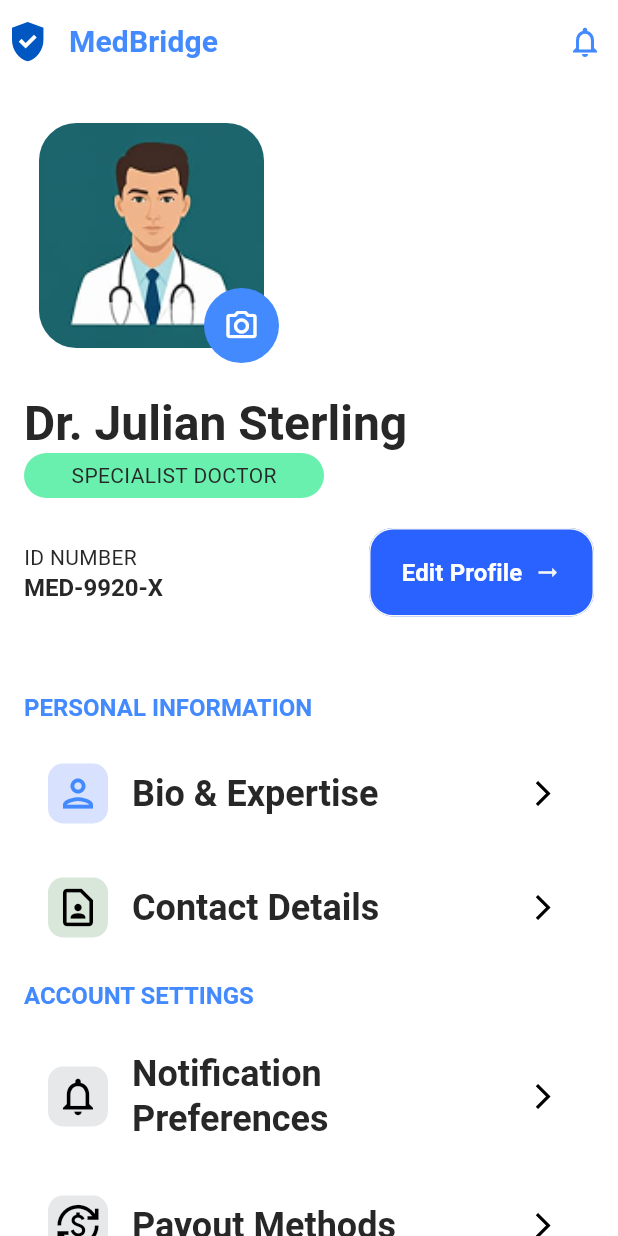
After one commit to emonh001/MedBridgeTelemedicine, a Flutter app: the UserProfileScreen screen opened by its route, on a phone screen of 412 x 824 dp. The commit adds this screen. Run offline on Flutter 3.47's test engine with Material 3 defaults, Android fonts, the light colour scheme and no system bars; our stand-ins replace carousel_slider, dots_indicator, file_picker, flutter_screenutil, flutter_svg, go_router and 3 more; accounts and stored records are empty; project files that could hold a hidden picture were left out.

Commit message:
feat: user profile screen completed

```diff
--- a/lib/app/constants/assets_paths.dart
+++ b/lib/app/constants/assets_paths.dart
@@ -10,6 +10,10 @@ class AssetsPaths {
   static const String splashBgPng = "$_basePath/splash_bg.png";
   static const String greenTikIcon = "$_basePath/green_tik.svg";
   static const String googleIcon = "$_basePath/google_icon.png";
+  static const String doctorAvatar = "$_basePath/doctor_avatar.svg";
+  static const String doctorAvatarPng = "$_basePath/doctor_avatar.png";
+  static const String doctorAvatarJpg = "$_basePath/doctor_pic.jpg";
+  static const String arrowForward = "$_basePath/arrow_forward.svg";
 
 
   static const String onBoardingImg1 = "$_basePath/onboard_img1.png";
--- a/lib/app/routes/app_router.dart
+++ b/lib/app/routes/app_router.dart
@@ -11,6 +11,7 @@ import 'package:medbridge_telemedicine/features/auth/presentations/screens/sign_
 import 'package:medbridge_telemedicine/features/auth/presentations/screens/sign_up_health_worker_screen.dart';
 import 'package:medbridge_telemedicine/features/auth/presentations/screens/sign_up_patient_screen.dart';
 import 'package:medbridge_telemedicine/features/auth/presentations/screens/splash_screen.dart';
+import 'package:medbridge_telemedicine/features/common/presentations/screens/user_profile_screen.dart';
 import 'package:medbridge_telemedicine/features/rural_health_worker/presentation/symptoms/screens/symptoms_screen.dart';
 import 'package:medbridge_telemedicine/features/rural_health_worker/presentation/vital_input/screens/vitals_input_screen.dart';
 import '../../features/rural_health_worker/presentation/new_patient_case/screens/new_patient_case_screen.dart';
@@ -111,6 +112,13 @@ class AppRouter {
         name: RouteNames.roleSelection,
         pageBuilder: (context, state) =>
             const MaterialPage(child: RoleSelectionScreen()),
+      ),
+
+      GoRoute(
+        path: RoutePaths.userProfile,
+        name: RouteNames.userProfile,
+        pageBuilder: (context, state) =>
+        const MaterialPage(child: UserProfileScreen()),
       ),
 
       GoRoute(
--- a/lib/app/routes/route_names.dart
+++ b/lib/app/routes/route_names.dart
@@ -18,6 +18,7 @@ class RouteNames {
   static const String appointmentConfirmation = '/appointmentConfirmation';
   static const String homeScreen = '/user_home_flow';
   static const String userParentScreen = '/user-parent';
+  static const String userProfile = '/user-profile';
   static const String doctorProfileScreen = '/doctor-profile';
   static const String findExpertise = '/fine-expertise';
   static const String availabilityTimeSet = '/availability-TimeSet';
--- a/lib/app/routes/route_paths.dart
+++ b/lib/app/routes/route_paths.dart
@@ -18,6 +18,7 @@ class RoutePaths {
 
 
   static const String homeScreen = '/homeScreen';
+  static const String userProfile = '/user-profile';
   static const String parentScreen = '/parentScreen';
   static String get doctorProfileScreen => doctorProfileScreen;
   static const String roleSelection = '/roleSelection';
--- a/lib/features/auth/presentations/screens/splash_screen.dart
+++ b/lib/features/auth/presentations/screens/splash_screen.dart
@@ -49,7 +49,7 @@ class _SplashScreenState extends State<SplashScreen> {
 
     if (hasSeenOnboarding) {
 
-      context.go(RouteNames.passwordReset);
+      context.go(RouteNames.userProfile);
     } else {
       // Navigate to onboarding
       context.go(RouteNames.onboard);
--- /dev/null
+++ b/lib/features/common/presentations/screens/user_profile_screen.dart
@@ -0,0 +1,252 @@
+import 'package:flutter/material.dart';
+import 'package:flutter_svg/svg.dart';
+import 'package:medbridge_telemedicine/features/common/presentations/widgets/primary_action_button.dart';
+
+import '../../../../app/constants/assets_paths.dart';
+import '../widgets/common_list_tile.dart';
+
+class UserProfileScreen extends StatefulWidget {
+  const UserProfileScreen({super.key});
+
+  @override
+  State<UserProfileScreen> createState() => _UserProfileScreenState();
+}
+
+class _UserProfileScreenState extends State<UserProfileScreen> {
+  @override
+  Widget build(BuildContext context) {
+    final textTheme = TextTheme.of(context);
+    return Scaffold(
+      appBar: AppBar(
+        leadingWidth: 30,
+        leading: Padding(
+          padding: const EdgeInsets.only(left: 8.0),
+          child: SvgPicture.asset(AssetsPaths.safeIcon, height: 20),
+        ),
+        title: Text(
+          "MedBridge",
+          style: textTheme.titleSmall!.copyWith(
+            color: Colors.blueAccent,
+            fontSize: 20,
+            fontWeight: .bold,
+          ),
+        ),
+        actionsPadding: const EdgeInsets.only(right: 10),
+        actions: [
+          GestureDetector(
+            onTap: () {},
+            child: Icon(Icons.notifications_none, color: Colors.blueAccent),
+          ),
+        ],
+      ),
+      body: SingleChildScrollView(
+        child: Padding(
+          padding: const EdgeInsets.all(16),
+          child: Column(
+            mainAxisSize: .min,
+            crossAxisAlignment: .start,
+            children: [
+              Stack(
+                children: [
+                  Container(
+                    height: 170,
+                    width: 170,
+                    decoration: BoxDecoration(
+                      borderRadius: BorderRadius.all(Radius.circular(25)),
+                    ),
+                  ),
+                  Positioned.fill(
+                    child: Center(
+                      child: Container(
+                        height: 150,
+                        width: 150,
+                        decoration: BoxDecoration(
+                          color: Colors
+                              .grey[200], // Add a background color to see if the box exists
+                          borderRadius: BorderRadius.all(Radius.circular(25)),
+                          image: DecorationImage(
+                            image: AssetImage(AssetsPaths.doctorAvatarPng),
+                            fit: BoxFit
+                                .cover, // <--- This ensures the image fills the container
+                          ),
+                        ),
+                      ),
+                    ),
+                  ),
+                  Positioned(
+                    bottom: 0,
+                    right: 0,
+                    child: CircleAvatar(
+                      maxRadius: 25,
+                      backgroundColor: Colors.blueAccent,
+                      child: Icon(
+                        Icons.camera_alt_outlined,
+                        color: Colors.white,
+                      ),
+                    ),
+                  ),
+                ],
+              ),
+              const SizedBox(height: 20),
+              Text("Dr. Julian Sterling", style: textTheme.headlineLarge),
+              Container(
+                height: 30,
+                width: 200,
+                decoration: BoxDecoration(
+                  color: Colors.greenAccent,
+                  borderRadius: BorderRadius.all(Radius.circular(30)),
+                ),
+                alignment: .center,
+                child: Text("SPECIALIST DOCTOR"),
+              ),
+              const SizedBox(height: 20),
+              Row(
+                mainAxisAlignment: .start,
+                children: [
+                  Column(
+                    crossAxisAlignment: .start,
+                    children: [
+                      Text("ID NUMBER"),
+                      Text("MED-9920-X", style: textTheme.titleLarge),
+                    ],
+                  ),
+                  Spacer(),
+                  SizedBox(
+                    width: 150,
+                    child: PrimaryActionButton(
+                      text: "Edit Profile",
+                      onTap: () {},
+                    ),
+                  ),
+                ],
+              ),
+              const SizedBox(height: 50),
+              // Personal Information
+              Text(
+                "PERSONAL INFORMATION",
+                style: textTheme.titleLarge!.copyWith(color: Colors.blueAccent),
+              ),
+              const SizedBox(height: 20),
+              CommonListTile(
+                textTheme: textTheme,
+                title: 'Bio & Expertise',
+                icon: Icon(
+                  Icons.person_outlined,
+                  size: 30,
+                  color: Colors.blueAccent,
+                ),
+                iconBgColor: Color(0xFFD8E2FF),
+                onTap: (){},
+              ),
+              const SizedBox(height: 20),
+              CommonListTile(
+                textTheme: textTheme,
+                title: 'Contact Details',
+                icon: Icon(
+                  Icons.contact_page_outlined,
+                  size: 30,
+                  color: Colors.black,
+                ),
+                iconBgColor: Color(0xFFD9E6DA),
+                onTap: (){},
+              ),
+              const SizedBox(height: 20),
+
+
+              Text(
+                "ACCOUNT SETTINGS",
+                style: textTheme.titleLarge!.copyWith(color: Colors.blueAccent),
+              ),
+              const SizedBox(height: 20),
+              CommonListTile(
+                textTheme: textTheme,
+                title: 'Notification Preferences',
+                icon: Icon(
+                  Icons.notifications_outlined,
+                  size: 30,
+                  color: Colors.black,
+                ),
+                iconBgColor: Color(0xFFE6E8EA),
+                onTap: (){},
+              ),
+              const SizedBox(height: 20),
+              CommonListTile(
+                textTheme: textTheme,
+                title: 'Payout Methods',
+                icon: Icon(
+                  Icons.currency_exchange,
+                  size: 30,
+                  color: Colors.black,
+                ),
+                iconBgColor: Color(0xFFE6E8EA),
+                onTap: (){},
+              ),
+              const SizedBox(height: 20),
+
+              Text(
+                "SECURITY",
+                style: textTheme.titleLarge!.copyWith(color: Colors.blueAccent),
+              ),
+              const SizedBox(height: 20),
+              CommonListTile(
+                textTheme: textTheme,
+                title: 'Password & 2FA',
+                icon: Icon(
+                  Icons.security_outlined,
+                  size: 30,
+                  color: Colors.red,
+                ),
+                iconBgColor: Color(0xFFE6E8EA),
+                onTap: (){},
+              ),
+              const SizedBox(height: 20),
+
+              Text(
+                "HELP & SUPPORT",
+                style: textTheme.titleLarge!.copyWith(color: Colors.blueAccent),
+              ),
+              const SizedBox(height: 20),
+              CommonListTile(
+                textTheme: textTheme,
+                title: 'Help Center',
+                icon: Icon(
+                  Icons.help_center_outlined,
+                  size: 30,
+                  color: Colors.black,
+                ),
+                iconBgColor: Color(0xFFE6E8EA),
+                onTap: (){},
+              ),
+              const SizedBox(height: 20),
+              CommonListTile(
+                textTheme: textTheme,
+                title: 'Terms of Service',
+                icon: Icon(
+                  Icons.content_paste_search_sharp,
+                  size: 30,
+                  color: Colors.black,
+                ),
+                iconBgColor: Color(0xFFE6E8EA),
+                onTap: (){},
+              ),
+              const SizedBox(height: 20),
+
+              GestureDetector(
+                onTap: (){},
+                child: Row(
+                  mainAxisAlignment: .center,
+                  children: [
+                    Icon(Icons.logout, color: Colors.red,),
+                    const SizedBox(width: 10,),
+                    Text("SIGN OUT", style: textTheme.titleLarge!.copyWith(color: Colors.red),)
+                  ],
+                ),
+              )
+            ],
+
+          ),
+        ),
+      ),
+    );
+  }
+}
--- /dev/null
+++ b/lib/features/common/presentations/widgets/common_list_tile.dart
@@ -0,0 +1,42 @@
+import 'package:flutter/material.dart';
+import 'package:flutter_svg/svg.dart';
+
+import '../../../../app/constants/assets_paths.dart';
+
+class CommonListTile extends StatelessWidget {
+  const CommonListTile({
+    super.key,
+    required this.textTheme,
+    required this.title,
+    required this.icon,
+    required this.iconBgColor,
+    required this.onTap
+  });
+
+  final TextTheme textTheme;
+  final String title;
+  final Icon icon;
+  final Color iconBgColor;
+  final VoidCallback onTap;
+
+  @override
+  Widget build(BuildContext context) {
+    return ListTile(
+      leading: Container(
+        height: 40,
+        width: 40,
+        decoration: BoxDecoration(
+          color: iconBgColor,
+          borderRadius: .circular(10),
+        ),
+        child: icon,
+      ),
+      title: Text(
+        title,
+        style: textTheme.titleLarge!.copyWith(fontSize: 24),
+      ),
+      trailing: SvgPicture.asset(AssetsPaths.arrowForward, height: 20),
+      onTap: onTap,
+    );
+  }
+}
```
Also changed, not shown: assets/images/arrow_forward.svg (added), assets/images/doctor_avatar.png (added), assets/images/doctor_avatar.svg (added), assets/images/doctor_pic.jpg (added).
